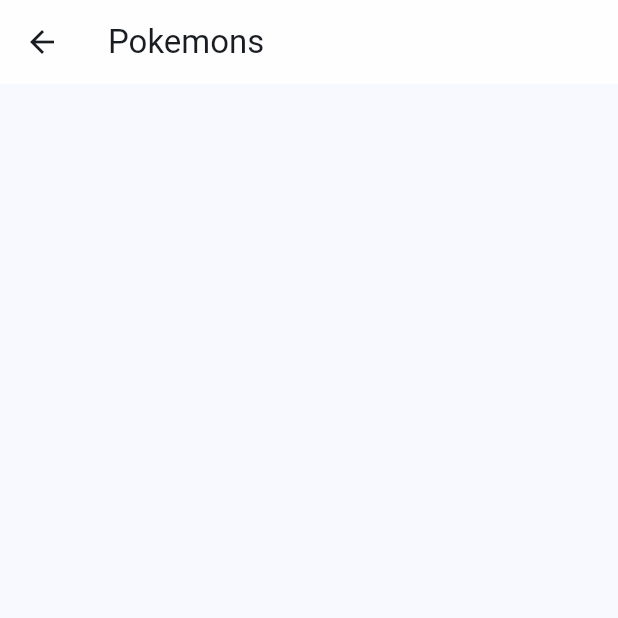
After one commit to pomarmcdrac/micelaneos, a Flutter app: the screen it shows after launch, after a tap on "Pokemons", on a phone screen of 412 x 824 dp, the top half of it. The commit adds this screen. Run offline on Flutter 3.47's test engine with Material 3 defaults, Android fonts, the phone set to English and light mode, and no system bars; our stand-ins replace device_info_plus, flutter_compass, flutter_riverpod, go_router, google_fonts, permission_handler and 1 more.

Commit message:
Add assets an compass, start pokemons screen

```diff
--- a/lib/config/router/app_router.dart
+++ b/lib/config/router/app_router.dart
@@ -34,5 +34,19 @@ final router = GoRouter(
       path: '/compass',
       builder: (context, state) => const CompassScreen(),
     ),
+    // ? Pokemons
+    GoRoute(
+      path: '/pokemons',
+      builder: (context, state) => const PokemonsScreen(),
+      // routes: [
+        // GoRoute(
+        //   path: ':id'
+        // )
+      // ]
+    ),
+    // GoRoute(
+    //   path: '/pokemons/:id',
+    //   builder: (context, state) => const PokemonsScreen(),
+    // ),
   ]
 );
--- a/lib/presentation/providers/providers.dart
+++ b/lib/presentation/providers/providers.dart
@@ -5,3 +5,4 @@ export 'permissions/permissions_provider.dart';
 export 'sensors/gyroscope_provider.dart';
 export 'sensors/accelerometer_providers.dart';
 export 'sensors/magnetometer_provider.dart';
+export 'package:flutter_compass/flutter_compass.dart';
--- /dev/null
+++ b/lib/presentation/screens/pokemons/pokemons_screen.dart
@@ -0,0 +1,37 @@
+import 'package:flutter/material.dart';
+
+class PokemonsScreen extends StatelessWidget {
+  const PokemonsScreen({super.key});
+
+  @override
+  Widget build(BuildContext context) {
+    return const Scaffold(
+      body: PokemonsView(),
+    );
+  }
+}
+
+class PokemonsView extends StatefulWidget {
+  const PokemonsView({super.key});
+
+  @override
+  State<PokemonsView> createState() => _PokemonsViewState();
+}
+
+class _PokemonsViewState extends State<PokemonsView> {
+
+  final scrollController = ScrollController();
+
+  @override
+  Widget build(BuildContext context) {
+    return CustomScrollView(
+      slivers: [
+        SliverAppBar(
+          title: const Text('Pokemons'),
+          floating: true,
+          backgroundColor: Colors.white.withOpacity(0.8),
+        )
+      ],
+    );
+  }
+}
--- a/lib/presentation/screens/screens.dart
+++ b/lib/presentation/screens/screens.dart
@@ -1,8 +1,12 @@
 export 'home/home_screen.dart';
 export 'permissions/permissions_screen.dart';
+export 'permissions/ask_location_screen.dart';
 
 export 'sensors/acceletometer_screen.dart';
 export 'sensors/compass_screen.dart';
 export 'sensors/gyroscope_ball_screen.dart';
 export 'sensors/gyroscope_screen.dart';
 export 'sensors/magnetometer_screen.dart';
+
+// Pokemons
+export 'pokemons/pokemons_screen.dart';
--- a/lib/presentation/widgets/shared/main_menu.dart
+++ b/lib/presentation/widgets/shared/main_menu.dart
@@ -19,6 +19,7 @@ final menuItems = <MenuItem>[
   MenuItem('Magnetometer', Icons.compass_calibration_rounded, '/magnetometer'),
   MenuItem('Gyroscope Ball', Icons.sports_baseball_rounded, '/gyroscope-ball'),
   MenuItem('Compass', Icons.explore_rounded, '/compass'),
+  MenuItem('Pokemons', Icons.catching_pokemon_rounded, '/pokemons'),
 ];
 
 class MainMenu extends StatelessWidget {
--- a/pubspec.yaml
+++ b/pubspec.yaml
@@ -24,3 +24,6 @@ dev_dependencies:
 
 flutter:
   uses-material-design: true
+
+  assets:
+    - assets/images/
```
Also changed, not shown: lib/presentation/providers/compass/compass_provider.dart (added, +18 -0 lines), lib/presentation/screens/permissions/ask_location_screen.dart (added, +26 -0 lines), lib/presentation/screens/sensors/compass_screen.dart (+87 -4 lines), assets/images/needle-1.png (added), assets/images/needle-2.png (added), assets/images/needle-3.png (added), assets/images/needle-4.png (added), assets/images/needle-5.png (added), assets/images/needle-6.png (added), assets/images/needle-7.png (added), assets/images/quadrant-1.png (added), assets/images/quadrant-2.png (added), assets/images/quadrant-3.png (added), assets/images/quadrant-4.png (added), 1 other file.
